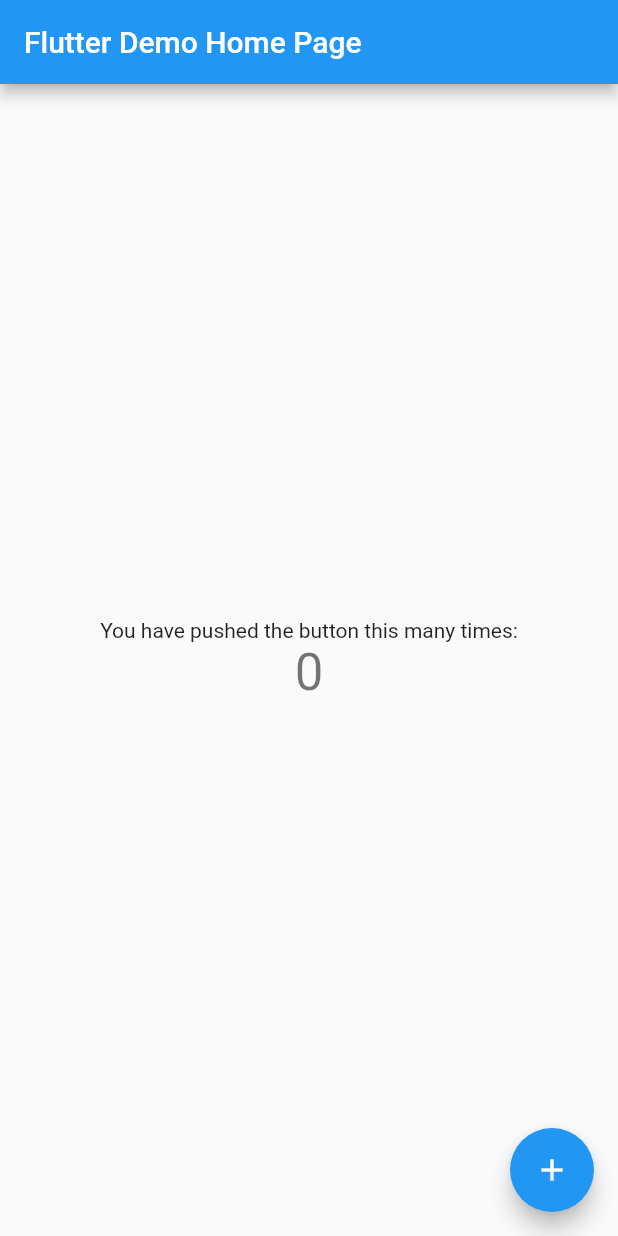
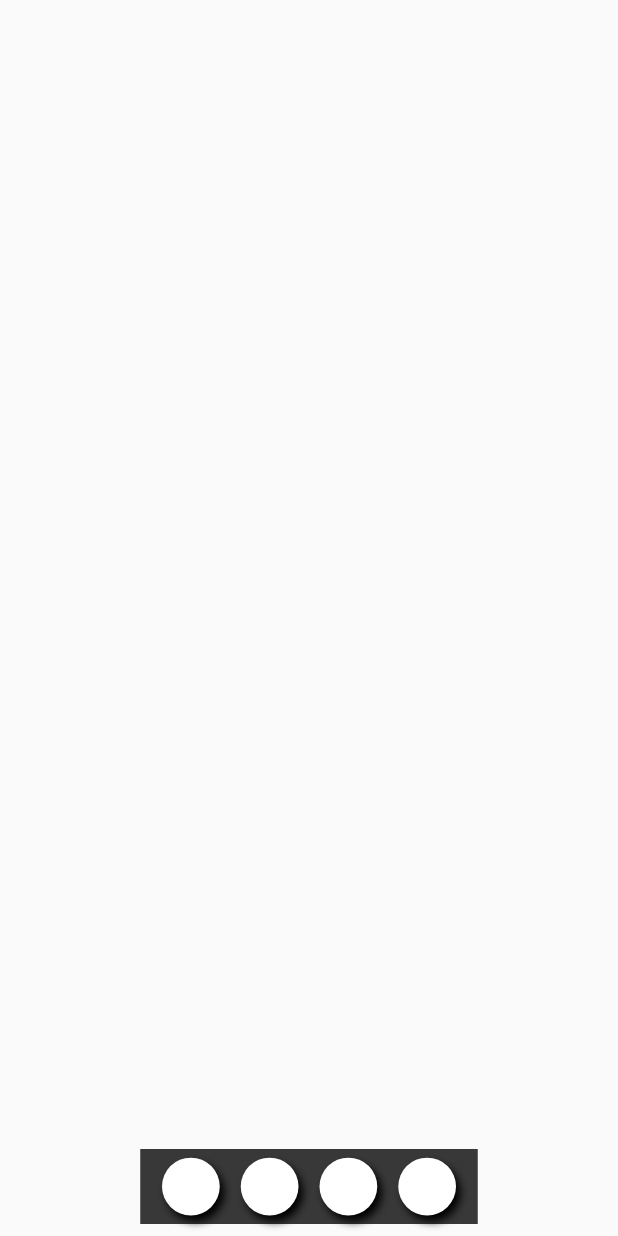
Before and after one commit to aeskerminen/sky-core, a Flutter app: the screen it shows after launch, on a phone screen of 412 x 824 dp. Run offline on Flutter 3.47's test engine with Material 2 defaults, Android fonts, the phone set to English and light mode, and no system bars.

Commit message:
Add bottom navbar

```diff
--- a/sky_notes/lib/main.dart
+++ b/sky_notes/lib/main.dart
@@ -11,7 +11,8 @@ class MyApp extends StatelessWidget {
   @override
   Widget build(BuildContext context) {
     return MaterialApp(
-      title: 'Flutter Demo',
+      title: 'Sky notes',
+      debugShowCheckedModeBanner: false,
       theme: ThemeData(
         // This is the theme of your application.
         //
@@ -24,92 +25,68 @@ class MyApp extends StatelessWidget {
         // is not restarted.
         primarySwatch: Colors.blue,
       ),
-      home: const MyHomePage(title: 'Flutter Demo Home Page'),
+      home: const Home(),
     );
   }
 }
 
-class MyHomePage extends StatefulWidget {
-  const MyHomePage({Key? key, required this.title}) : super(key: key);
-
-  // This widget is the home page of your application. It is stateful, meaning
-  // that it has a State object (defined below) that contains fields that affect
-  // how it looks.
-
-  // This class is the configuration for the state. It holds the values (in this
-  // case the title) provided by the parent (in this case the App widget) and
-  // used by the build method of the State. Fields in a Widget subclass are
-  // always marked "final".
-
-  final String title;
-
-  @override
-  State<MyHomePage> createState() => _MyHomePageState();
-}
-
-class _MyHomePageState extends State<MyHomePage> {
-  int _counter = 0;
-
-  void _incrementCounter() {
-    setState(() {
-      // This call to setState tells the Flutter framework that something has
-      // changed in this State, which causes it to rerun the build method below
-      // so that the display can reflect the updated values. If we changed
-      // _counter without calling setState(), then the build method would not be
-      // called again, and so nothing would appear to happen.
-      _counter++;
-    });
-  }
+class Home extends StatelessWidget {
+  const Home({Key? key}) : super(key: key);
 
   @override
   Widget build(BuildContext context) {
-    // This method is rerun every time setState is called, for instance as done
-    // by the _incrementCounter method above.
-    //
-    // The Flutter framework has been optimized to make rerunning build methods
-    // fast, so that you can just rebuild anything that needs updating rather
-    // than having to individually change instances of widgets.
     return Scaffold(
-      appBar: AppBar(
-        // Here we take the value from the MyHomePage object that was created by
-        // the App.build method, and use it to set our appbar title.
-        title: Text(widget.title),
-      ),
-      body: Center(
-        // Center is a layout widget. It takes a single child and positions it
-        // in the middle of the parent.
-        child: Column(
-          // Column is also a layout widget. It takes a list of children and
-          // arranges them vertically. By default, it sizes itself to fit its
-          // children horizontally, and tries to be as tall as its parent.
-          //
-          // Invoke "debug painting" (press "p" in the console, choose the
-          // "Toggle Debug Paint" action from the Flutter Inspector in Android
-          // Studio, or the "Toggle Debug Paint" command in Visual Studio Code)
-          // to see the wireframe for each widget.
-          //
-          // Column has various properties to control how it sizes itself and
-          // how it positions its children. Here we use mainAxisAlignment to
-          // center the children vertically; the main axis here is the vertical
-          // axis because Columns are vertical (the cross axis would be
-          // horizontal).
-          mainAxisAlignment: MainAxisAlignment.center,
-          children: <Widget>[
-            const Text(
-              'You have pushed the button this many times:',
+        body: Container(
+          color: Colors.white,
+        ),
+        bottomSheet: Align(
+          alignment: Alignment.bottomCenter,
+          child: Padding(
+            padding: const EdgeInsets.all(8.0),
+            child: SizedBox(
+              height: 50,
+              width: 225,
+              child: Container(
+                color: const Color(0xFF383838),
+                child: Row(
+                  mainAxisAlignment: MainAxisAlignment.center,
+                  children: const [
+                    ToolbarButton(),
+                    ToolbarButton(),
+                    ToolbarButton(),
+                    ToolbarButton()
+                  ],
+                ),
+              ),
             ),
-            Text(
-              '$_counter',
-              style: Theme.of(context).textTheme.headline4,
-            ),
-          ],
-        ),
-      ),
-      floatingActionButton: FloatingActionButton(
-        onPressed: _incrementCounter,
-        tooltip: 'Increment',
-        child: const Icon(Icons.add),
-      ), // This trailing comma makes auto-formatting nicer for build methods.
+          ),
+        ));
+  }
+}
+
+class ToolbarButton extends StatelessWidget {
+  const ToolbarButton({
+    Key? key,
+  }) : super(key: key);
+
+  @override
+  Widget build(BuildContext context) {
+    return Padding(
+      padding: const EdgeInsets.only(left: 7, right: 7),
+      child: Container(
+          height: 38.5,
+          width: 38.5,
+          decoration: BoxDecoration(
+            color: Colors.white,
+            borderRadius: BorderRadius.circular(20),
+            boxShadow: const [
+              BoxShadow(
+                  color: Colors.black, blurRadius: 4, offset: Offset(3, 4))
+            ],
+          )),
     );
   }
 }
+
+
+// 0x383838
```
